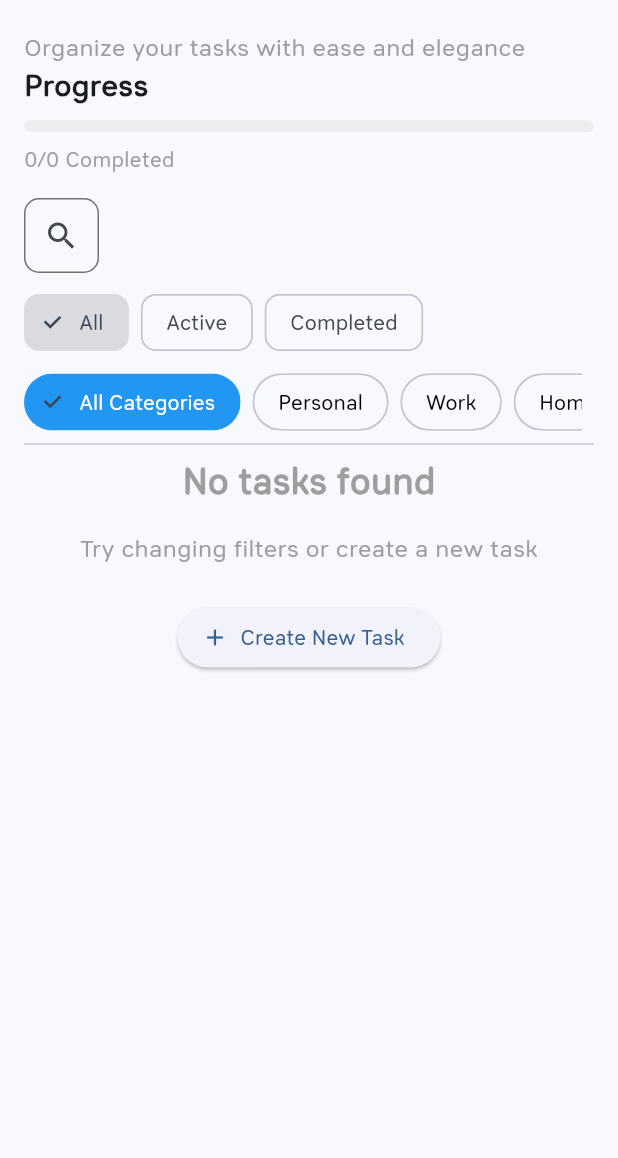
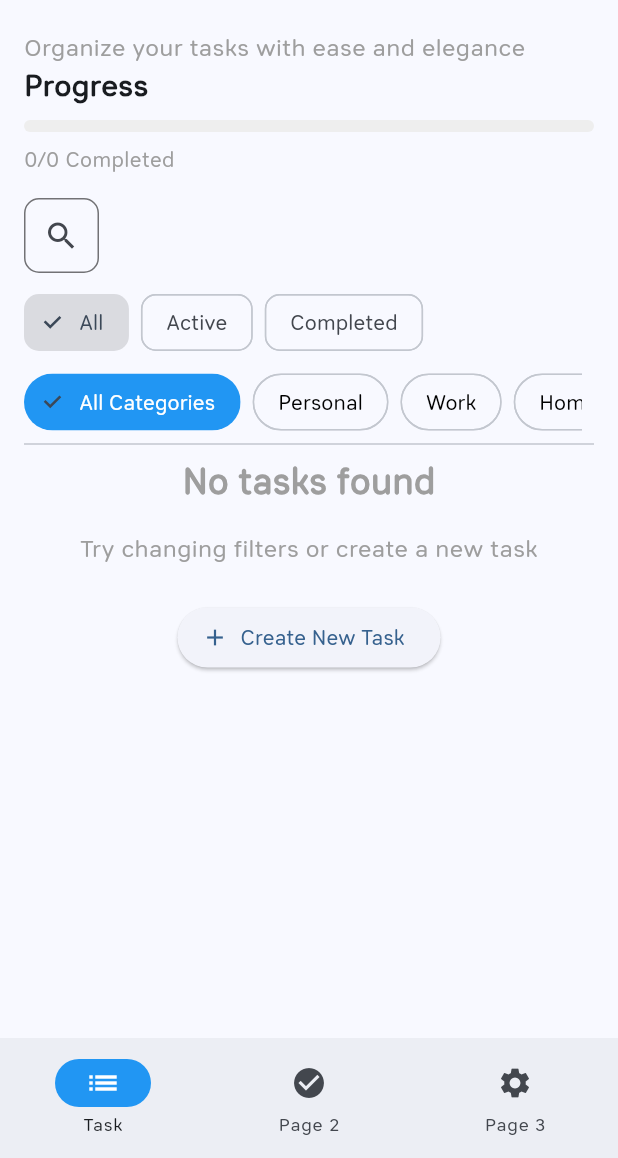
Before and after one commit to rj72/TaskManager, a Flutter app: the screen it shows after launch, on a phone screen of 412 x 824 dp, the part 78-1236 px from its top. Run offline on Flutter 3.47's test engine with Material 3 defaults, Android fonts, the phone set to English and light mode, and no system bars; our stand-ins replace flutter_slidable, get, sqflite; accounts and stored records are empty; generated files the repository leaves out were written again.

Commit message:
feat: add initial project structure and implement main application entry point

```diff
--- a/task_manager/lib/controllers/base.controller.dart
+++ b/task_manager/lib/controllers/base.controller.dart
@@ -14,6 +14,8 @@ class BaseController extends GetxController {
   var isExpanded = false.obs;
   final DatabaseHelper _dbHelper = DatabaseHelper();
   var searchValue = ''.obs;
+  final RxInt selectedIndex = 0.obs;
+  final RxBool isSelected = true.obs;
 
   final List<String> categories = [];
 
--- a/task_manager/lib/l10n/app_de.arb
+++ b/task_manager/lib/l10n/app_de.arb
@@ -71,5 +71,8 @@
 
   "category": "Categorie",
 
-  "deleteCompletedTasks": "Weet u zeker dat u alle voltooide taken verwijdert?"
+  "deleteCompletedTasks": "Weet u zeker dat u alle voltooide taken verwijdert?",
+  "task" : "Taak",
+
+  "page" : "Pagina"
 }
--- a/task_manager/lib/l10n/app_en.arb
+++ b/task_manager/lib/l10n/app_en.arb
@@ -179,10 +179,20 @@
     "description": "Label for task category",
     "type": "string"
   },
+  "deleteCompletedTasks": "Are you sure to delete all completed tasks?",
+  "@deleteCompletedTasks": {
+    "description": "Confirmation message for deleting all completed tasks",
+    "type": "string"
+  },
+  "task": "Task",
+  "@task": {
+    "description": "Label for a single task",
+    "type": "string"
+  },
 
-  "deleteCompletedTasks": "Are you sure to delete all completed tasks?",
-    "@deleteCompletedTasks": {
-        "description": "Confirmation message for deleting all completed tasks",
-        "type": "string"
-    }
+  "page": "Page",
+  "@page": {
+    "description": "Label for a page in the application",
+    "type": "string"
+  }
 }
--- a/task_manager/lib/l10n/app_es.arb
+++ b/task_manager/lib/l10n/app_es.arb
@@ -75,5 +75,9 @@
   "priority": "prioridad",
 
   "category": "categoría",
-  "deleteCompletedTasks": "¿Seguro que eliminará todas las tareas completadas?"
+  "deleteCompletedTasks": "¿Seguro que eliminará todas las tareas completadas?",
+
+  "task" : "Tarea",
+
+  "page" : "página"
 }
--- a/task_manager/lib/l10n/app_fr.arb
+++ b/task_manager/lib/l10n/app_fr.arb
@@ -71,6 +71,10 @@
 
   "category": "Catégorie",
 
-  "deleteCompletedTasks": "Êtes-vous sûr de supprimer toutes les tâches terminées?"
+  "deleteCompletedTasks": "Êtes-vous sûr de supprimer toutes les tâches terminées?",
+
+  "task" : "Tâche",
+
+  "page" : "Page"
 
 }
--- a/task_manager/lib/main.dart
+++ b/task_manager/lib/main.dart
@@ -2,7 +2,7 @@ import 'package:flutter/material.dart';
 import 'package:flutter_gen/gen_l10n/app_localizations.dart';
 import 'package:flutter_localizations/flutter_localizations.dart';
 import 'package:get/get_navigation/src/root/get_material_app.dart';
-import 'package:task_manager/views/main_view.dart';
+import 'package:task_manager/views/main_scaffold.dart';
 
 import 'l10n/l10n.dart';
 
@@ -32,7 +32,7 @@ class TaskManagerApp extends StatelessWidget {
         useMaterial3: true,
         fontFamily: 'Sebino',
       ),
-      home: MainView(),
+      home: MainScaffold(),
       debugShowCheckedModeBanner: false,
     );
   }
--- a/task_manager/lib/views/add_task.dialog.dart
+++ b/task_manager/lib/views/add_task.dialog.dart
@@ -59,12 +59,12 @@ class AddTaskDialog extends BaseStatelessView<BaseController> {
     }
 
     String setCategoryLabel(String key) {
-      if (key == l10n.personal) return 'personal';
-      if (key == l10n.work) return 'work';
-      if (key == l10n.home) return 'home';
-      if (key == l10n.health) return 'health';
-      if (key == l10n.other) return 'other';
-      return 'other';
+      if (key == l10n.personal) return 'Personal';
+      if (key == l10n.work) return 'Work';
+      if (key == l10n.home) return 'Home';
+      if (key == l10n.health) return 'Health';
+      if (key == l10n.other) return 'Other';
+      return 'Other';
     }
 
     return AlertDialog(
--- /dev/null
+++ b/task_manager/lib/views/main_scaffold.dart
@@ -0,0 +1,58 @@
+import 'package:flutter/material.dart';
+import 'package:flutter_gen/gen_l10n/app_localizations.dart';
+import 'package:get/get.dart';
+
+import '../controllers/base.controller.dart';
+import 'base_stateless.view.dart';
+import 'task_view.dart';
+
+class MainScaffold extends BaseStatelessView<BaseController> {
+  MainScaffold({Key? key})
+      : super(key: key, controller: Get.put(BaseController()));
+
+  List<Widget> _pages(AppLocalizations l10n) {
+    return [
+      TaskView(),
+      Center(
+          child: Text('${l10n.page} 2', style: const TextStyle(fontSize: 24))),
+      Center(
+          child: Text('${l10n.page} 3', style: const TextStyle(fontSize: 24))),
+    ];
+  }
+
+  @override
+  Widget build(BuildContext context) {
+    final l10n = AppLocalizations.of(context)!;
+    final pages = _pages(l10n);
+    return Obx(() => Scaffold(
+          body: pages[controller.selectedIndex.value],
+          bottomNavigationBar: NavigationBar(
+            indicatorColor: Colors.blue,
+            selectedIndex: controller.selectedIndex.value,
+            onDestinationSelected: (index) =>
+                controller.selectedIndex.value = index,
+            destinations: [
+              NavigationDestination(
+                icon: const Icon(Icons.list),
+                label: l10n.task,
+                selectedIcon: const Icon(Icons.list, color: Colors.white),
+              ),
+              NavigationDestination(
+                icon: const Icon(Icons.check_circle),
+                label: '${l10n.page} 2',
+                selectedIcon:
+                    const Icon(Icons.check_circle, color: Colors.white),
+              ),
+              NavigationDestination(
+                icon: const Icon(Icons.settings),
+                label: '${l10n.page} 3',
+                selectedIcon: const Icon(
+                  Icons.settings,
+                  color: Colors.white,
+                ),
+              ),
+            ],
+          ),
+        ));
+  }
+}
--- a/task_manager/lib/views/main_view.dart
+++ b/task_manager/lib/views/task_view.dart
@@ -10,10 +10,10 @@ import '../utils.dart';
 import 'add_task.dialog.dart';
 import 'base_stateless.view.dart';
 
-class MainView extends BaseStatelessView<BaseController> {
+class TaskView extends BaseStatelessView<BaseController> {
   final TextEditingController searchController = TextEditingController();
 
-  MainView({Key? key}) : super(key: key, controller: Get.put(BaseController()));
+  TaskView({Key? key}) : super(key: key, controller: Get.put(BaseController()));
 
   @override
   Widget build(BuildContext context) {
```
